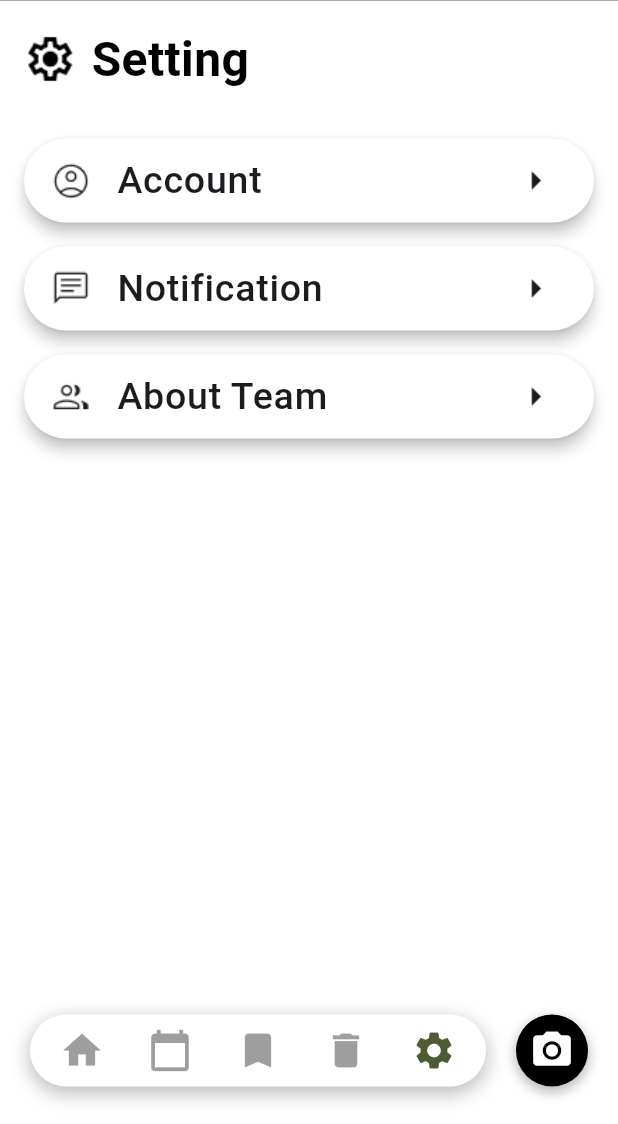
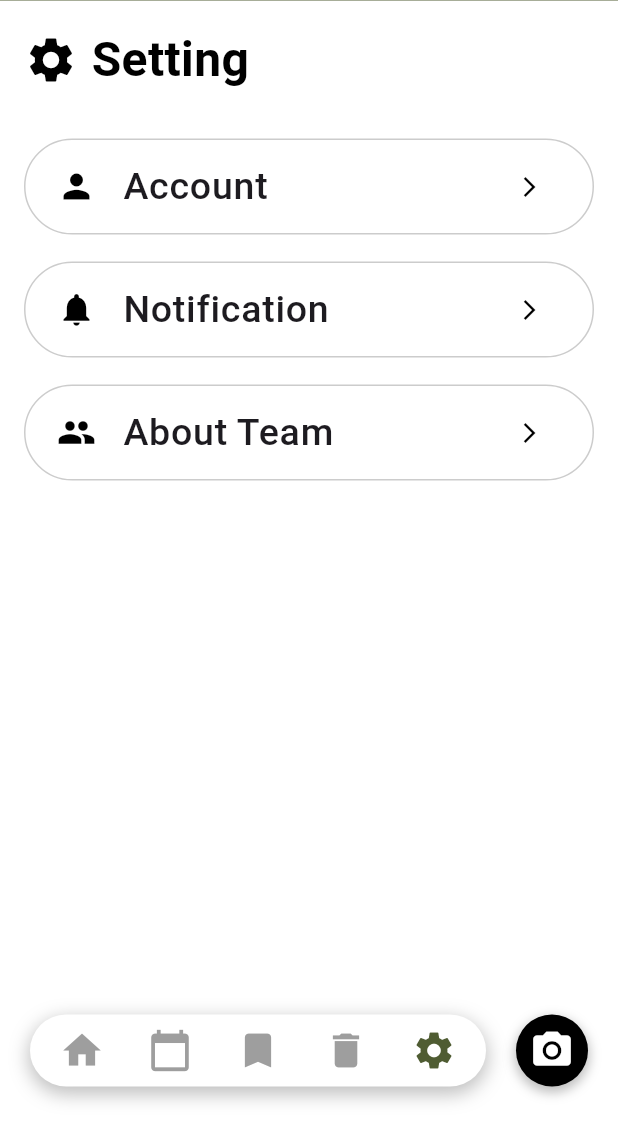
Before and after one commit to SakanaIsReal/TrashScan, a Flutter app: the SettingScreen screen opened by its route, on a phone screen of 412 x 824 dp, the part 112-1236 px from its top. Run offline on Flutter 3.47's test engine with Material 3 defaults, Android fonts, the phone set to English and light mode, and no system bars; our stand-ins replace camera, flutter_dotenv, flutter_local_notifications, flutter_svg, geolocator, go_router and 5 more; missing offline and left inert: flutter_polyline_points.

Commit message:
fix: make settings screen more in place

```diff
--- a/lib/screens/setting_screen.dart
+++ b/lib/screens/setting_screen.dart
@@ -17,12 +17,20 @@ class SettingScreen extends StatelessWidget {
           children: [
             Row(
               children: [
-                Image.asset(
-                  'assets/icons/gear_setting.png',
+                Container(
                   width: 35,
                   height: 35,
+                  decoration: BoxDecoration(
+                    shape: BoxShape.circle,
+
                   ),
-                SizedBox(width: 10),
+                  child: const Icon(
+                    Icons.settings,
+                    size: 36,
+                    color: Colors.black,
+                  ),
+                ),
+                const SizedBox(width: 10),
                 Text(
                   "Setting",
                   style: TextStyle(
@@ -33,81 +41,150 @@ class SettingScreen extends StatelessWidget {
                 ),
               ],
             ),
-            SizedBox(height: 30),
+            const SizedBox(height: 30),
             Card(
+              elevation: 0,
               color: Colors.white,
-              margin: EdgeInsets.only(bottom: 16),
-              elevation: 4,
+              margin: const EdgeInsets.only(bottom: 18),
               shape: RoundedRectangleBorder(
                 borderRadius: BorderRadius.circular(50),
+                side: const BorderSide(
+                  color: Color.fromARGB(255, 204, 204, 204),
+                  width: 1,
                 ),
+              ),
+              child: Padding(
+                padding: const EdgeInsets.all(4.0),
                 child: ListTile(
-                leading: Image.asset(
-                  'assets/icons/account_circle.png',
+                  leading: Container(
                     width: 30,
                     height: 30,
+                    decoration: BoxDecoration(
+                      shape: BoxShape.circle,
+
+                    ),
+                    child: const Icon(
+                      Icons.person,
+                      size: 26,
+                      color: Colors.black,
+                    ),
                   ),
                   title: Text('Account',
                       style:
                           TextStyle(fontSize: 25, fontWeight: FontWeight.w500)),
-                trailing: Image.asset(
-                  'assets/icons/arrow_right.png',
+                  trailing: Container(
                     width: 30,
                     height: 30,
+                    decoration: BoxDecoration(
+                      shape: BoxShape.circle,
+
+                    ),
+                    child: const Icon(
+                      Icons.arrow_forward_ios,
+                      size: 16,
+                      color: Colors.black,
+                    ),
                   ),
                   onTap: () => context.push('/account_edit'),
                 ),
               ),
+            ),
             Card(
+              elevation: 0,
               color: Colors.white,
-              margin: EdgeInsets.only(bottom: 16),
-              elevation: 4,
+              margin: const EdgeInsets.only(bottom: 18),
               shape: RoundedRectangleBorder(
                 borderRadius: BorderRadius.circular(50),
+                side: const BorderSide(
+                  color: Color.fromARGB(255, 204, 204, 204),
+                  width: 1,
                 ),
+              ),
+              child: Padding(
+                padding: const EdgeInsets.all(4.0),
                 child: ListTile(
-                leading: Image.asset(
-                  'assets/icons/Notification_icon.png',
+                  leading: Container(
                     width: 30,
                     height: 30,
+                    decoration: BoxDecoration(
+                      shape: BoxShape.circle,
+
+                    ),
+                    child: const Icon(
+                      Icons.notifications,
+                      size: 26,
+                      color: Colors.black,
+                    ),
                   ),
                   title: Text('Notification',
                       style:
                           TextStyle(fontSize: 25, fontWeight: FontWeight.w500)),
-                trailing: Image.asset(
-                  'assets/icons/arrow_right.png',
+                  trailing: Container(
                     width: 30,
                     height: 30,
+                    decoration: BoxDecoration(
+                      shape: BoxShape.circle,
+
+                    ),
+                    child: const Icon(
+                      Icons.arrow_forward_ios,
+                      size: 16,
+                      color: Colors.black,
+                    ),
                   ),
                   onTap: () {
                     context.push("/NotificationSetting");
                   },
                 ),
               ),
+            ),
             Card(
+              elevation: 0,
               color: Colors.white,
-              margin: EdgeInsets.only(bottom: 16),
-              elevation: 4,
+              margin: const EdgeInsets.only(bottom: 18),
               shape: RoundedRectangleBorder(
                 borderRadius: BorderRadius.circular(50),
+                side: const BorderSide(
+                  color: Color.fromARGB(255, 204, 204, 204),
+                  width: 1,
                 ),
+              ),
+              child: Padding(
+                padding: const EdgeInsets.all(4.0),
                 child: ListTile(
-                leading: Image.asset(
-                  'assets/icons/About_Team_icon.png',
+                  leading: Container(
                     width: 30,
                     height: 30,
+                    decoration: BoxDecoration(
+                      shape: BoxShape.circle,
+
+                    ),
+                    child: const Icon(
+                      Icons.group,
+                      size: 26,
+                      color: Colors.black,
+                    ),
                   ),
                   title: Text('About Team',
                       style:
                           TextStyle(fontSize: 25, fontWeight: FontWeight.w500)),
-                trailing: Image.asset(
-                  'assets/icons/arrow_right.png',
+                  trailing: Container(
                     width: 30,
                     height: 30,
+                    decoration: BoxDecoration(
+                      shape: BoxShape.circle,
+
+                    ),
+                    child: const Icon(
+                      Icons.arrow_forward_ios,
+                      size: 16,
+                      color: Colors.black,
+                    ),
                   ),
                   onTap: () {
                     context.push('/about');
                   },
+                ),
               ),
             ),
           ],
```
Lines whose indentation alone changed are shown as unchanged.
